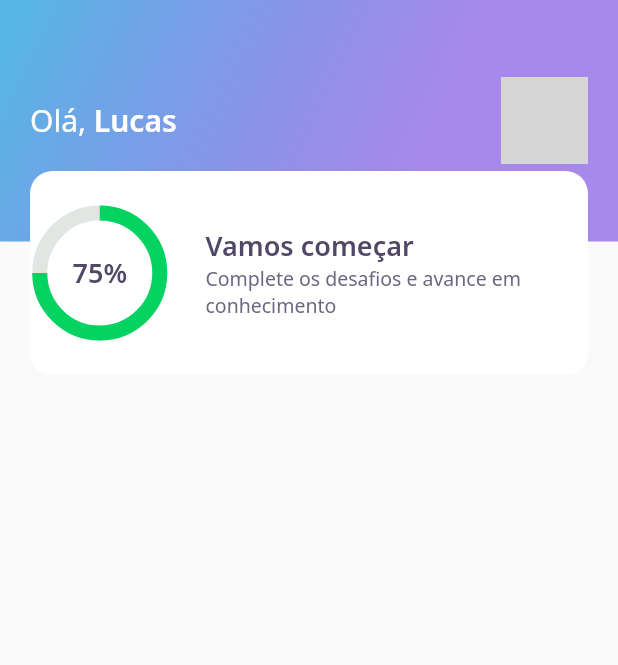
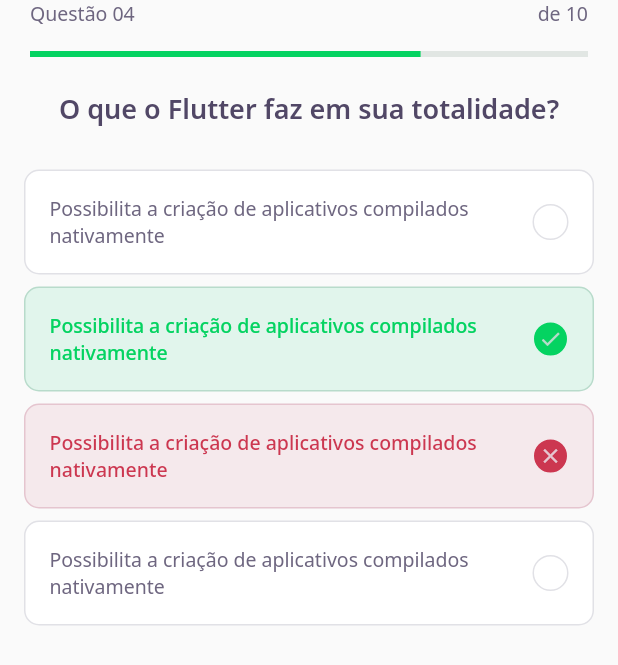
Before and after one commit to birnayt/devquiz, a Flutter app: the screen it shows after launch, on a phone screen of 412 x 824 dp. Shown: the top 665 px of the screen. Run offline on Flutter 3.47's test engine with Material 2 defaults, Android fonts, the phone set to English and light mode, and no system bars; our stand-ins replace google_fonts; grey boxes are pictures that could not be loaded.

Commit message:
Add layout of quiz page and its widgets

```diff
--- /dev/null
+++ b/lib/challenge/challenge_page.dart
@@ -0,0 +1,22 @@
+import 'package:devquiz/challenge/widgets/quiz/quiz_widget.dart';
+import 'package:flutter/material.dart';
+
+import 'widgets/question_indicator/question_indicator_widget.dart';
+
+class ChallengePage extends StatefulWidget {
+  @override
+  _ChallengePageState createState() => _ChallengePageState();
+}
+
+class _ChallengePageState extends State<ChallengePage> {
+  @override
+  Widget build(BuildContext context) {
+    return Scaffold(
+      appBar: PreferredSize(
+        preferredSize: Size.fromHeight(60),
+        child: SafeArea(top: true, child: QuestionIndicatorWidget()),
+      ),
+      body: QuizWidget(title: "O que o Flutter faz em sua totalidade?"),
+    );
+  }
+}
--- /dev/null
+++ b/lib/challenge/widgets/awnser/awnser_widget.dart
@@ -0,0 +1,83 @@
+import 'package:devquiz/core/app_colors.dart';
+import 'package:devquiz/core/app_text_styles.dart';
+import 'package:flutter/material.dart';
+
+class AwnserWidget extends StatelessWidget {
+  final String title;
+  final bool isRight;
+  final bool isSelected;
+
+  const AwnserWidget({
+    Key? key,
+    required this.title,
+    this.isRight = false,
+    this.isSelected = false,
+  }) : super(key: key);
+
+  Color get _selectedColorRight =>
+      isRight ? AppColors.darkGreen : AppColors.darkRed;
+
+  Color get _selectedBorderRight =>
+      isRight ? AppColors.lightGreen : AppColors.lightRed;
+
+  Color get _selectedColorCardRight =>
+      isRight ? AppColors.lightGreen : AppColors.lightRed;
+
+  Color get _selectedBorderCardRight =>
+      isRight ? AppColors.green : AppColors.red;
+
+  TextStyle get _selectedTextStyleRight =>
+      isRight ? AppTextStyles.bodyDarkGreen : AppTextStyles.bodyDarkRed;
+
+  IconData get _selectedIconRight => isRight ? Icons.check : Icons.close;
+
+  @override
+  Widget build(BuildContext context) {
+    return Padding(
+      padding: EdgeInsets.symmetric(horizontal: 16, vertical: 4),
+      child: Container(
+        padding: EdgeInsets.all(16),
+        decoration: BoxDecoration(
+          color: isSelected ? _selectedColorCardRight : AppColors.white,
+          borderRadius: BorderRadius.circular(10),
+          border: Border.fromBorderSide(BorderSide(
+            color: isSelected ? _selectedBorderCardRight : AppColors.border,
+          )),
+        ),
+        child: Row(
+          mainAxisAlignment: MainAxisAlignment.spaceBetween,
+          children: [
+            Expanded(
+              child: Text(
+                title,
+                style:
+                    isSelected ? _selectedTextStyleRight : AppTextStyles.body,
+              ),
+            ),
+            Container(
+              width: 24,
+              height: 24,
+              decoration: BoxDecoration(
+                color: isSelected ? _selectedColorRight : AppColors.white,
+                borderRadius: BorderRadius.circular(500),
+                border: Border.fromBorderSide(
+                  BorderSide(
+                    color: isSelected ? _selectedBorderRight : AppColors.border,
+                  ),
+                ),
+              ),
+              child: isSelected
+                  ? Icon(
+                      _selectedIconRight,
+                      size: 16,
+                      color:
+                          isSelected ? _selectedBorderCardRight : Colors.white,
+                    )
+                  : null,
+            ),
+          ],
+        ),
+      ),
+    );
+  }
+}
--- /dev/null
+++ b/lib/challenge/widgets/question_indicator/question_indicator_widget.dart
@@ -0,0 +1,35 @@
+import 'package:devquiz/core/app_text_styles.dart';
+import 'package:devquiz/shared/widgets/progress_indicator/progress_indicator_widget.dart';
+import 'package:flutter/material.dart';
+
+class QuestionIndicatorWidget extends StatelessWidget {
+  const QuestionIndicatorWidget({Key? key}) : super(key: key);
+
+  @override
+  Widget build(BuildContext context) {
+    return Container(
+      padding: const EdgeInsets.symmetric(horizontal: 20),
+      child: Column(
+        children: [
+          Row(
+            mainAxisAlignment: MainAxisAlignment.spaceBetween,
+            children: [
+              Text(
+                "Questão 04",
+                style: AppTextStyles.body,
+              ),
+              Text(
+                "de 10",
+                style: AppTextStyles.body,
+              )
+            ],
+          ),
+          SizedBox(
+            height: 16,
+          ),
+          ProgressIndicatorWidget(value: 0.7)
+        ],
+      ),
+    );
+  }
+}
--- /dev/null
+++ b/lib/challenge/widgets/quiz/quiz_widget.dart
@@ -0,0 +1,45 @@
+import 'package:devquiz/challenge/widgets/awnser/awnser_widget.dart';
+import 'package:devquiz/core/app_text_styles.dart';
+import 'package:flutter/material.dart';
+
+class QuizWidget extends StatelessWidget {
+  final String title;
+  const QuizWidget({Key? key, required this.title}) : super(key: key);
+
+  @override
+  Widget build(BuildContext context) {
+    return Container(
+      child: Column(
+        children: [
+          Text(
+            title,
+            style: AppTextStyles.heading,
+          ),
+          SizedBox(
+            height: 24,
+          ),
+          AwnserWidget(
+            title:
+                "Possibilita a criação de aplicativos compilados nativamente",
+          ),
+          AwnserWidget(
+            title:
+                "Possibilita a criação de aplicativos compilados nativamente",
+            isSelected: true,
+            isRight: true,
+          ),
+          AwnserWidget(
+            title:
+                "Possibilita a criação de aplicativos compilados nativamente",
+            isSelected: true,
+            isRight: false,
+          ),
+          AwnserWidget(
+            title:
+                "Possibilita a criação de aplicativos compilados nativamente",
+          ),
+        ],
+      ),
+    );
+  }
+}
--- a/lib/core/app_widget.dart
+++ b/lib/core/app_widget.dart
@@ -1,3 +1,4 @@
+import 'package:devquiz/challenge/challenge_page.dart';
 import 'package:devquiz/home/home_page.dart';
 import 'package:flutter/material.dart';
 
@@ -6,7 +7,7 @@ class AppWidget extends StatelessWidget {
   Widget build(BuildContext context) {
     return MaterialApp(
       title: "DevQuiz",
-      home: HomePage(),
+      home: ChallengePage(),
     );
   }
 }
--- a/lib/home/widgets/socre_card/score_card_widget.dart
+++ b/lib/home/widgets/socre_card/score_card_widget.dart
@@ -3,7 +3,7 @@ import 'package:devquiz/home/widgets/chart/chart_widget.dart';
 import 'package:flutter/material.dart';
 
 class ScoreCardWidget extends StatelessWidget {
-  ScoreCardWidget({Key? key}) : super(key: key);
+  const ScoreCardWidget({Key? key}) : super(key: key);
 
   @override
   Widget build(BuildContext context) {
@@ -15,7 +15,10 @@ class ScoreCardWidget extends StatelessWidget {
           color: AppColors.white,
           borderRadius: BorderRadius.circular(15),
         ),
+        child: Padding(
+          padding: const EdgeInsets.symmetric(horizontal: 24),
           child: Row(
+            crossAxisAlignment: CrossAxisAlignment.center,
             children: [
               Expanded(
                 flex: 1,
@@ -44,6 +47,7 @@ class ScoreCardWidget extends StatelessWidget {
             ],
           ),
         ),
+      ),
     );
   }
 }
--- /dev/null
+++ b/lib/shared/widgets/progress_indicator/progress_indicator_widget.dart
@@ -0,0 +1,17 @@
+import 'package:devquiz/core/core.dart';
+import 'package:flutter/material.dart';
+
+class ProgressIndicatorWidget extends StatelessWidget {
+  final double value;
+  const ProgressIndicatorWidget({Key? key, required this.value})
+      : super(key: key);
+
+  @override
+  Widget build(BuildContext context) {
+    return LinearProgressIndicator(
+      value: value,
+      backgroundColor: AppColors.chartSecondary,
+      valueColor: AlwaysStoppedAnimation<Color>(AppColors.chartPrimary),
+    );
+  }
+}
```
Also changed, not shown: lib/home/home_page.dart (+44 -0 lines), lib/home/widgets/level_button/level_button_widget.dart (added, +60 -0 lines), lib/home/widgets/quiz_card/quiz_card_widget.dart (added, +56 -0 lines), lib/shared/widgets/decoration/box_decoration_widget.dart (added, +31 -0 lines). Lines whose indentation alone changed are shown as unchanged.
